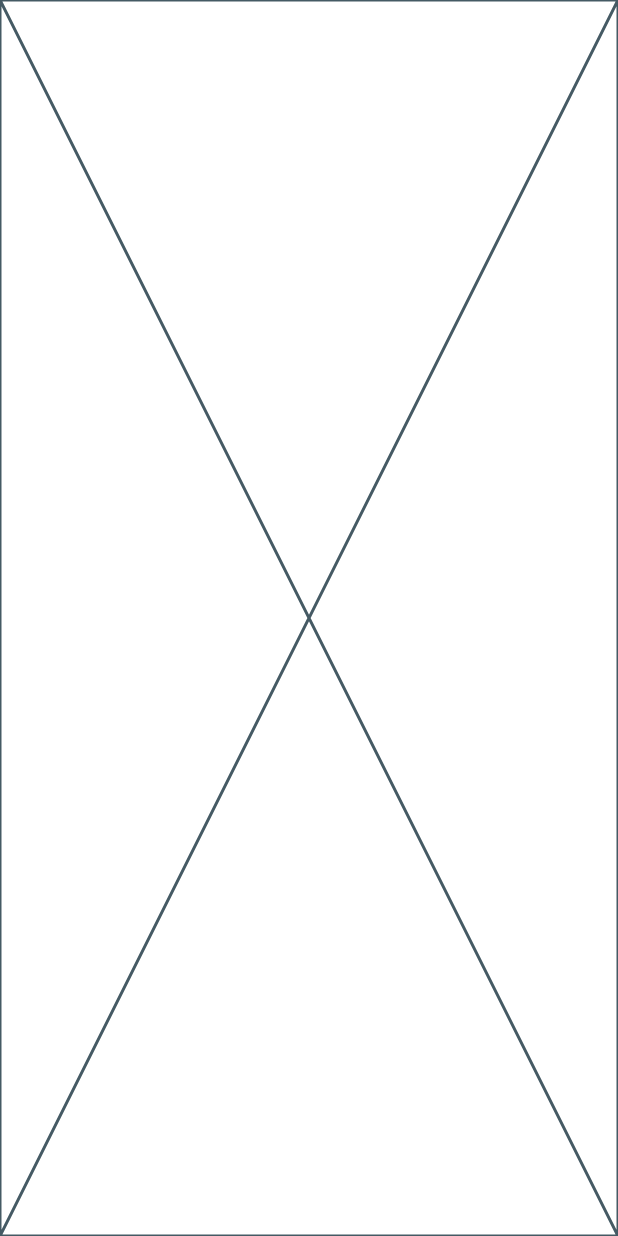
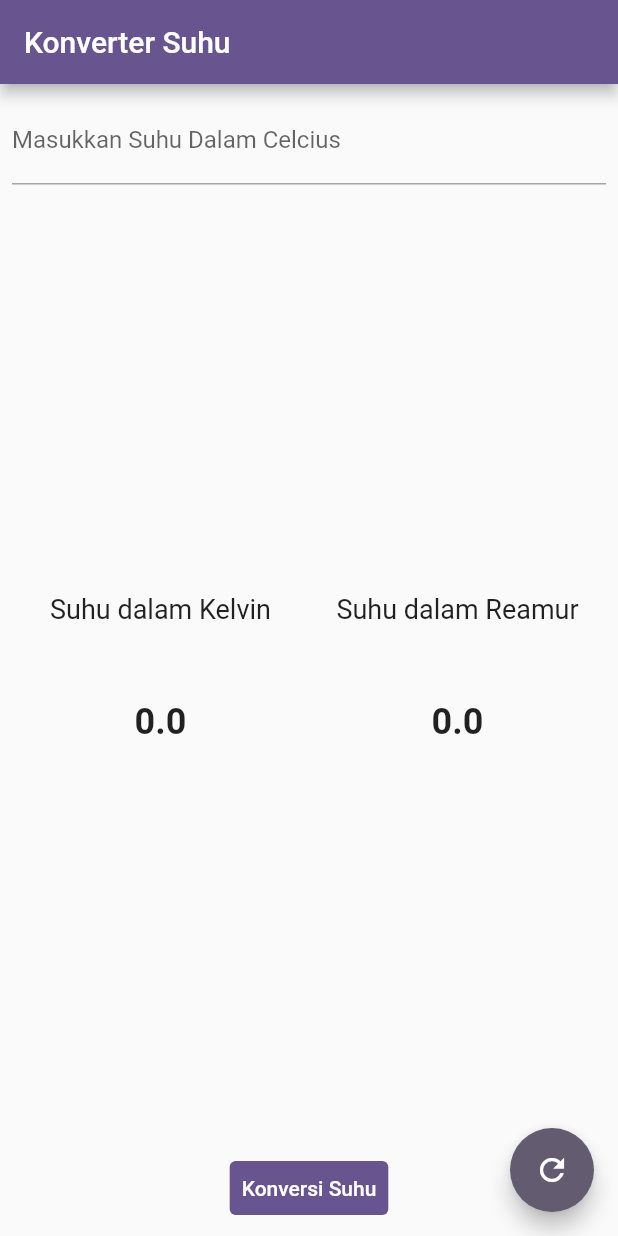
Before and after one commit to riVFerd/pemrograman-mobile, a Flutter app: the screen it shows after launch, on a phone screen of 412 x 824 dp. Run offline on Flutter 3.47's test engine with Material 2 defaults, Android fonts, the light colour scheme and no system bars; our stand-ins replace carousel_slider, font_awesome_flutter.

Commit message:
finish tugas3

```diff
--- a/tugas3/lib/main.dart
+++ b/tugas3/lib/main.dart
@@ -11,20 +11,138 @@ class MyApp extends StatelessWidget {
   Widget build(BuildContext context) {
     return MaterialApp(
       title: 'Flutter Demo',
+      debugShowCheckedModeBanner: false,
       theme: ThemeData(
         colorScheme: ColorScheme.fromSeed(seedColor: Colors.deepPurple),
-        useMaterial3: true,
+        // useMaterial3: true,
       ),
       home: const HomePage(),
     );
   }
 }
 
-class HomePage extends StatelessWidget {
+class HomePage extends StatefulWidget {
   const HomePage({super.key});
 
   @override
+  State<HomePage> createState() => _HomePageState();
+}
+
+class _HomePageState extends State<HomePage> {
+  final inputController = TextEditingController();
+  double _valueInKelvin = 0;
+  double _valueInReamur = 0;
+
+  void convert() {
+    final celcius = double.tryParse(inputController.text) ?? 0;
+    setState(() {
+      _valueInKelvin = celcius + 273.15;
+      _valueInReamur = (celcius * 4) / 5;
+    });
+  }
+
+  void reset() {
+    inputController.clear();
+    setState(() {
+      _valueInKelvin = 0;
+      _valueInReamur = 0;
+    });
+  }
+
+  @override
   Widget build(BuildContext context) {
-    return const Placeholder();
+    return Scaffold(
+      appBar: AppBar(
+        title: const Text('Konverter Suhu'),
+      ),
+      body: Padding(
+        padding: const EdgeInsets.all(8.0),
+        child: Column(
+          mainAxisAlignment: MainAxisAlignment.spaceBetween,
+          children: [
+            TextFormField(
+              controller: inputController,
+              keyboardType: TextInputType.number,
+              decoration: const InputDecoration(
+                labelText: "Masukkan Suhu Dalam Celcius",
+              ),
+            ),
+            Row(
+              children: [
+                Expanded(
+                  child: DegreeBox(
+                    height: 150,
+                    unit: "Kelvin",
+                    value: _valueInKelvin,
+                  ),
+                ),
+                Expanded(
+                  child: DegreeBox(
+                    height: 150,
+                    unit: "Reamur",
+                    value: _valueInReamur,
+                  ),
+                ),
+              ],
+            ),
+            Container(
+              padding: const EdgeInsets.symmetric(horizontal: 16),
+              child: TextButton(
+                style: ElevatedButton.styleFrom(
+                  backgroundColor: Theme.of(context).colorScheme.primary,
+                ),
+                onPressed: convert,
+                child: const Text(
+                  'Konversi Suhu',
+                  style: TextStyle(
+                    color: Colors.white,
+                  ),
+                ),
+              ),
+            ),
+          ],
+        ),
+      ),
+      floatingActionButton: FloatingActionButton(
+        onPressed: reset,
+        child: const Icon(Icons.refresh),
+      ),
+    );
   }
 }
+
+class DegreeBox extends StatelessWidget {
+  final double width;
+  final double height;
+  final String unit;
+  final double value;
+
+  const DegreeBox(
+      {super.key, this.width = 0, this.height = 0, required this.unit, required this.value});
+
+  @override
+  Widget build(BuildContext context) {
+    return SizedBox(
+      width: width,
+      height: height,
+      child: Column(
+        mainAxisAlignment: MainAxisAlignment.spaceAround,
+        children: [
+          Text(
+            "Suhu dalam $unit",
+            style: const TextStyle(
+              fontSize: 18,
+            ),
+          ),
+          Text(
+            value.toString(),
+            style: const TextStyle(
+              fontSize: 24,
+              fontWeight: FontWeight.bold,
+            ),
+          ),
+        ],
+      ),
+    );
+  }
+}
```
